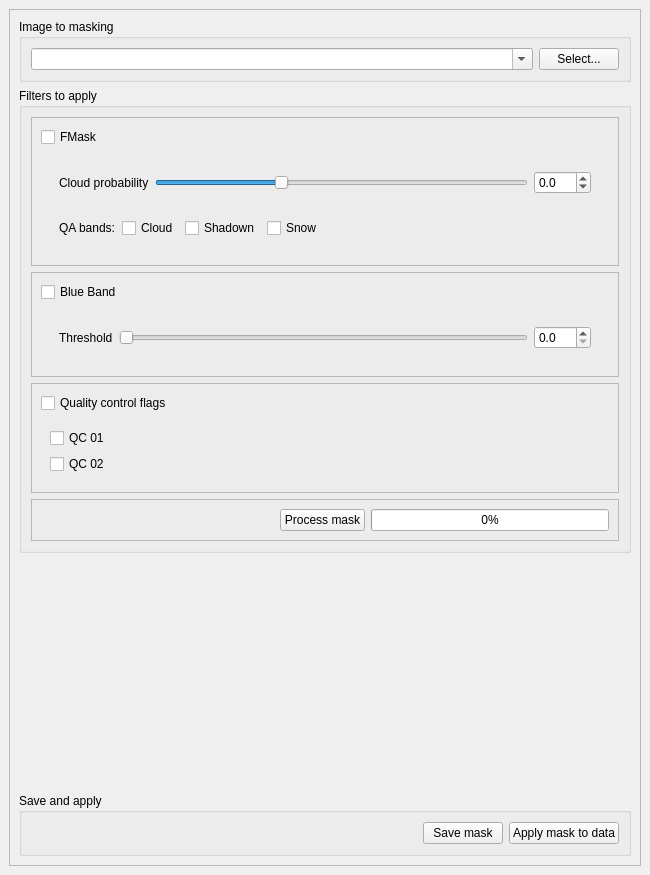
The window that cloud_masking_dockwidget_base.ui (SMByC/CloudMasking) describes before a commit, drawn with Qt 5.
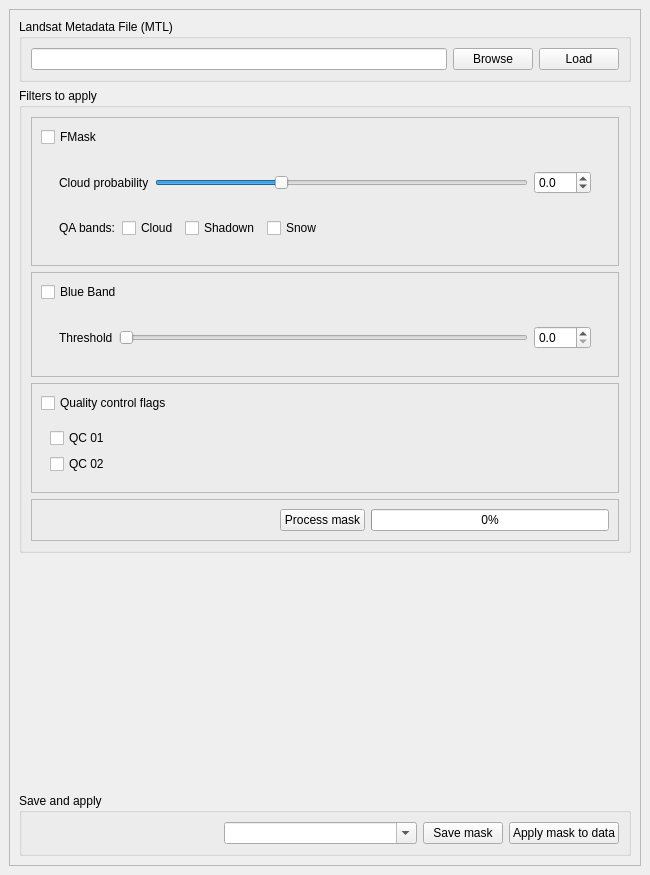
The same window after the commit.

Commit message: Replace the block for load MTL file

The edit to the form file:
```diff
--- a/cloud_masking_dockwidget_base.ui
+++ b/cloud_masking_dockwidget_base.ui
@@ -39,29 +39,23 @@
         <item>
          <widget class="QGroupBox" name="groupBox_InputImage">
           <property name="title">
-           <string>Image to masking</string>
+           <string>Landsat Metadata File (MTL)</string>
           </property>
           <layout class="QHBoxLayout" name="horizontalLayout">
            <item>
-            <widget class="QComboBox" name="selectList_InputImage">
-             <property name="sizePolicy">
-              <sizepolicy hsizetype="Expanding" vsizetype="Fixed">
-               <horstretch>0</horstretch>
-               <verstretch>0</verstretch>
-              </sizepolicy>
-             </property>
-             <property name="editable">
-              <bool>true</bool>
-             </property>
-             <property name="frame">
-              <bool>true</bool>
+            <widget class="QLineEdit" name="lineEdit_PathMTL"/>
+           </item>
+           <item>
+            <widget class="QPushButton" name="Btn_FindMTL">
+             <property name="text">
+              <string>Browse</string>
              </property>
             </widget>
            </item>
            <item>
             <widget class="QPushButton" name="selectBtn_InputImage">
              <property name="text">
-              <string>Select...</string>
+              <string>Load</string>
              </property>
             </widget>
            </item>
@@ -377,6 +371,22 @@
              </property>
             </spacer>
            </item>
+           <item>
+            <widget class="QComboBox" name="select_MaskLayer">
+             <property name="sizePolicy">
+              <sizepolicy hsizetype="Expanding" vsizetype="Fixed">
+               <horstretch>0</horstretch>
+               <verstretch>0</verstretch>
+              </sizepolicy>
+             </property>
+             <property name="editable">
+              <bool>true</bool>
+             </property>
+             <property name="frame">
+              <bool>true</bool>
+             </property>
+            </widget>
+           </item>
            <item>
             <widget class="QPushButton" name="pushButton_4">
              <property name="text">
```
Left out of the diff: 4 changed lines with no effect on the pictures. The commit also changes 1 other file.
